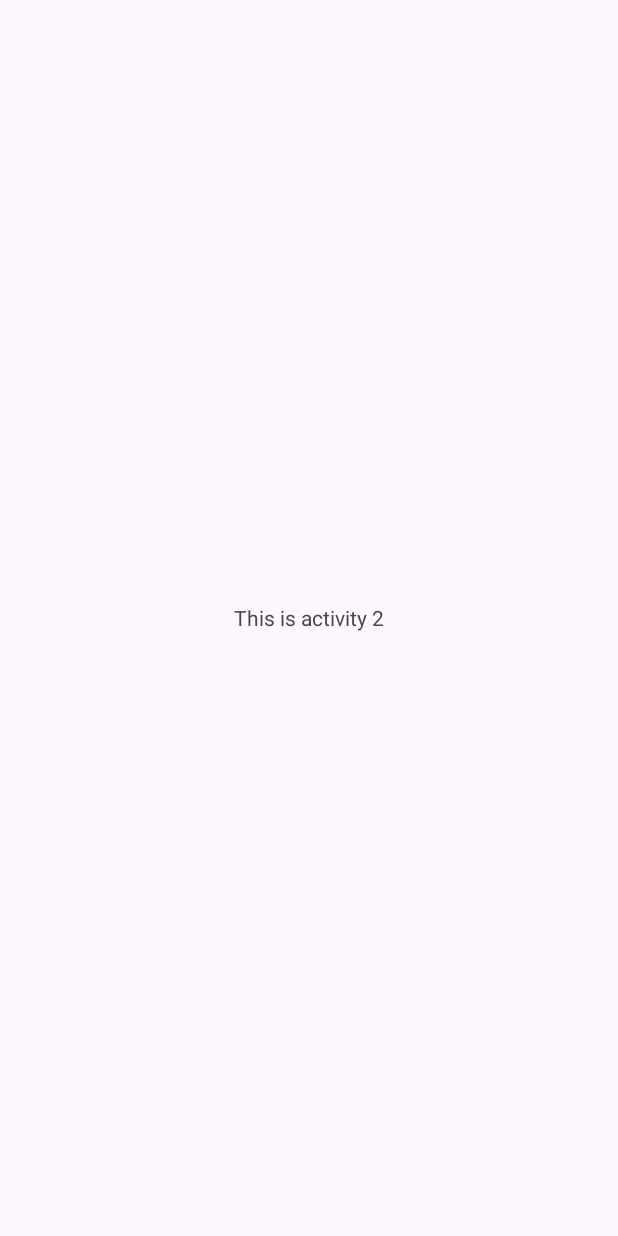
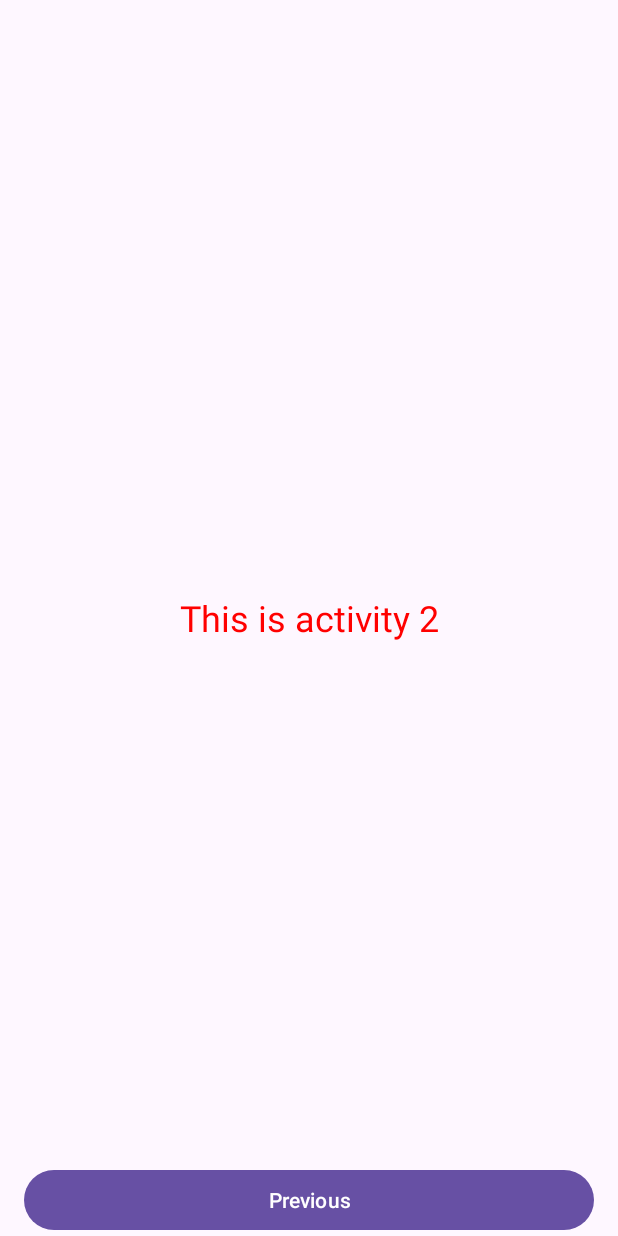
Before and after one commit to generyand/it26-project-app, an Android app: the Activity2 screen opened directly, with no data from a screen before it, on a phone screen of 412 x 824 dp. Before the commit the screen is almost empty. Run offline under Robolectric (Android 15) with nearby library versions, the phone set to English and light mode, and no system bars.

Commit message:
added a previous button

```diff
--- a/app/src/main/AndroidManifest.xml
+++ b/app/src/main/AndroidManifest.xml
@@ -16,12 +16,6 @@
             android:name=".Activity2"
             android:exported="false" />
         <activity
-            android:name=".activity2"
-            android:exported="false" />
-        <activity
-            android:name=".activity2"
-            android:exported="false" />
-        <activity
             android:name=".MainActivity"
             android:exported="false" />
         <activity
--- a/app/src/main/java/com/example/thisapp/Activity2.java
+++ b/app/src/main/java/com/example/thisapp/Activity2.java
@@ -2,13 +2,31 @@ package com.example.thisapp;
 
 import androidx.appcompat.app.AppCompatActivity;
 
+import android.content.Intent;
 import android.os.Bundle;
+import android.view.View;
+import android.widget.Button;
 
 public class Activity2 extends AppCompatActivity {
+    private Button button2;
 
     @Override
     protected void onCreate(Bundle savedInstanceState) {
         super.onCreate(savedInstanceState);
         setContentView(R.layout.activity_2);
+
+        button2 = (Button) findViewById(R.id.previousButton);
+        button2.setOnClickListener(new View.OnClickListener() {
+            @Override
+            public void onClick(View v) {
+                openMainActivity();
+            }
+        });
+
+    }
+
+    public void openMainActivity() {
+        Intent intent = new Intent(this, MainActivity.class);
+        startActivity(intent);
     }
 }
--- a/app/src/main/java/com/example/thisapp/MainActivity.java
+++ b/app/src/main/java/com/example/thisapp/MainActivity.java
@@ -21,13 +21,15 @@ public class MainActivity extends AppCompatActivity {
         );
         setContentView(R.layout.activity_main);
 
-        button = (Button) findViewById(R.id.button);
+        button = (Button) findViewById(R.id.nextButton);
         button.setOnClickListener(new View.OnClickListener() {
             @Override
             public void onClick(View v) {
                 openActivity2();
             }
         });
+
+
     }
 
     public void openActivity2() {
--- a/app/src/main/res/layout/activity_2.xml
+++ b/app/src/main/res/layout/activity_2.xml
@@ -1,15 +1,27 @@
 <?xml version="1.0" encoding="utf-8"?>
-<LinearLayout xmlns:android="http://schemas.android.com/apk/res/android"
+<RelativeLayout xmlns:android="http://schemas.android.com/apk/res/android"
     xmlns:app="http://schemas.android.com/apk/res-auto"
     xmlns:tools="http://schemas.android.com/tools"
     android:layout_width="match_parent"
     android:layout_height="match_parent"
+    android:orientation="vertical"
     tools:context=".Activity2">
 
     <TextView
         android:layout_width="match_parent"
-        android:layout_height="match_parent"
+        android:layout_height="wrap_content"
         android:text="This is activity 2"
-        android:gravity="center_horizontal|center_vertical"/>
+        android:textColor="#ff0000"
+        android:textSize="24sp"
+        android:gravity="center_horizontal"
+        android:layout_centerVertical="true"/>
 
-</LinearLayout>
+    <Button
+        android:id="@+id/previousButton"
+        android:layout_width="match_parent"
+        android:layout_height="wrap_content"
+        android:text="Previous"
+        android:layout_marginHorizontal="16dp"
+        android:layout_alignParentBottom="true"/>
+
+</RelativeLayout>
--- a/app/src/main/res/layout/activity_main.xml
+++ b/app/src/main/res/layout/activity_main.xml
@@ -637,7 +637,7 @@
         </ScrollView>
 
     <Button
-        android:id="@+id/button"
+        android:id="@+id/nextButton"
         android:layout_width="match_parent"
         android:layout_height="wrap_content"
         android:text="Next"
```
